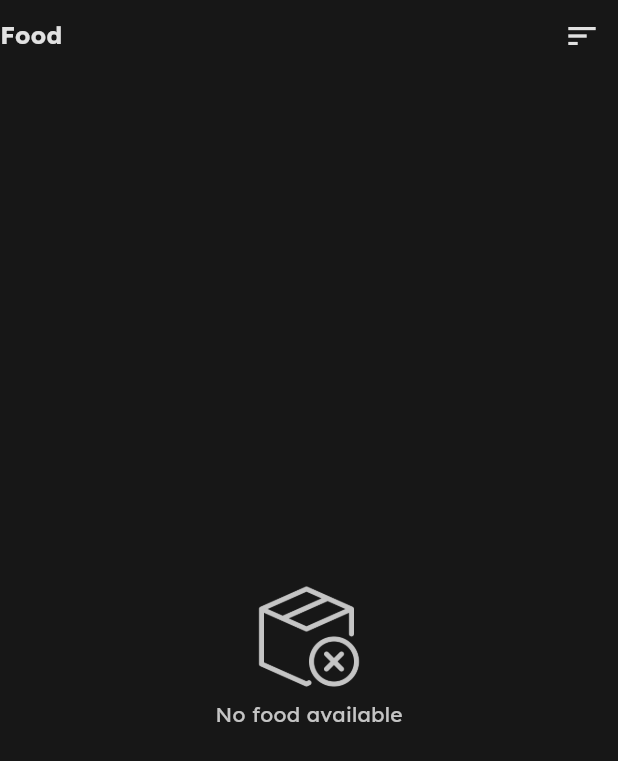
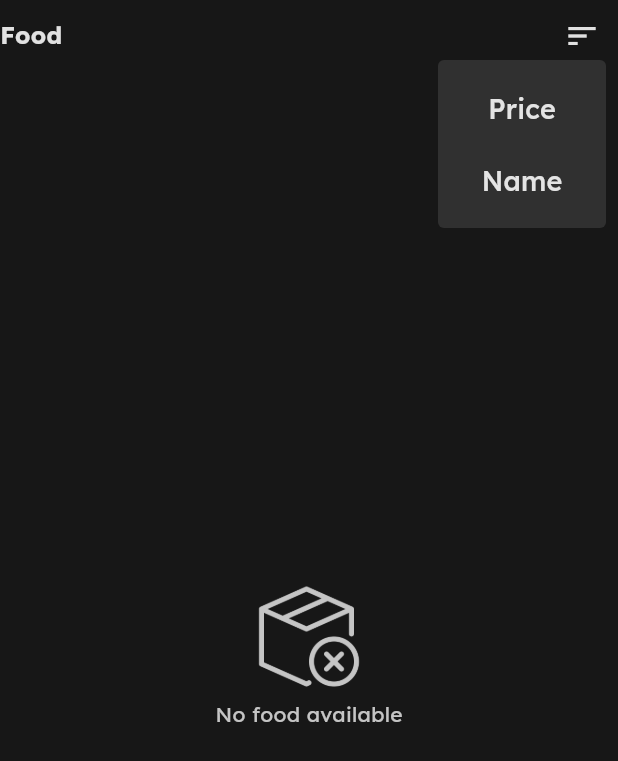
Before and after one commit to Ahmedazim7804/jc_recruit_app, a Flutter app: the FoodListWidget widget shown alone on an empty page, opened directly, after a tap on the "sort" icon, on a phone screen of 412 x 824 dp. Shown: the top 761 px of the screen. Run offline on Flutter 3.47's test engine with Material 3 defaults, Android fonts, the phone set to English and light mode, and no system bars; drawn by our look-alikes of loader_overlay; our stand-ins replace another_flushbar, awesome_snackbar_content, bloc, cloud_firestore, equatable, firebase_auth and 11 more; accounts and stored records are empty.

Commit message:
implemented sorting

```diff
--- a/lib/bloc/food/food_bloc.dart
+++ b/lib/bloc/food/food_bloc.dart
@@ -3,6 +3,7 @@ import 'package:cloud_firestore/cloud_firestore.dart';
 import 'package:jc_recruit_app/models/category.dart';
 import 'package:jc_recruit_app/models/food.dart';
 import 'package:jc_recruit_app/repositories/food_repository.dart';
+import 'package:jc_recruit_app/utils/enum.dart';
 import 'package:meta/meta.dart';
 
 part 'food_event.dart';
@@ -14,6 +15,7 @@ class FoodBloc extends Bloc<FoodEvent, FoodState> {
     on<SearchFoods>(_manageSearchFoodsEvent);
     on<FilterFoods>(_manageFilterFoodsEvent);
     on<ResetFilters>(_manageResetFilterFoodsEvent);
+    on<SortFoods>(_manageSortFoodsEvent);
   }
 
   final FoodRepository foodRepository =
@@ -22,6 +24,7 @@ class FoodBloc extends Bloc<FoodEvent, FoodState> {
   List<FoodItem> backupFood = [];
   String _searchQuery = "";
   List<String> _selectedCategoriesId = [];
+  Sort? sort;
 
   void _manageGetFoodsEvent(GetFoods event, Emitter<FoodState> emit) async {
     emit(FoodListLoading());
@@ -91,6 +94,45 @@ class FoodBloc extends Bloc<FoodEvent, FoodState> {
     filterAndEmit(emitter);
   }
 
+  void _manageSortFoodsEvent(SortFoods event, Emitter<FoodState> emit) {
+    if (state.runtimeType != FoodList) {
+      return;
+    }
+
+    if (sort == null || sort == Sort.DESCENDING) {
+      sort = Sort.ASCENDING;
+    } else {
+      sort = Sort.DESCENDING;
+    }
+
+    List<FoodItem> sortedFoods = (state as FoodList).foods;
+
+    switch (event.sortBy) {
+      case SortBy.NAME:
+        sortedFoods.sort(
+          (a, b) {
+            if (sort == Sort.ASCENDING) {
+              return a.name.toLowerCase().compareTo(b.name.toLowerCase());
+            }
+
+            return b.name.toLowerCase().compareTo(a.name.toLowerCase());
+          },
+        );
+        break;
+      case SortBy.PRICE:
+        sortedFoods.sort((a, b) {
+          if (sort == Sort.ASCENDING) {
+            return a.price.compareTo(b.price);
+          }
+
+          return b.price.compareTo(a.price);
+        });
+      default:
+    }
+
+    emit(FoodList(sortedFoods));
+  }
+
   void _manageResetFilterFoodsEvent(
       ResetFilters event, Emitter<FoodState> emit) {
     emit(FoodList(backupFood));
--- a/lib/bloc/food/food_event.dart
+++ b/lib/bloc/food/food_event.dart
@@ -17,4 +17,10 @@ final class FilterFoods extends FoodEvent {
   final List<CategoryItem> categories;
 }
 
+final class SortFoods extends FoodEvent {
+  SortFoods(this.sortBy);
+
+  final SortBy sortBy;
+}
+
 final class ResetFilters extends FoodEvent {}
--- a/lib/ui/pages/home/widgets/food_widget.dart
+++ b/lib/ui/pages/home/widgets/food_widget.dart
@@ -5,6 +5,9 @@ import 'package:jc_recruit_app/bloc/food/food_bloc.dart';
 import 'package:jc_recruit_app/models/food.dart';
 import 'package:jc_recruit_app/ui/pages/home/widgets/food_tile.dart';
 import 'package:jc_recruit_app/ui/pages/home/widgets/food_widget_shimmer.dart';
+import 'package:jc_recruit_app/ui/pages/home/widgets/sort_overlay_widget.dart';
+import 'package:jc_recruit_app/utils/enum.dart';
+import 'package:loader_overlay/loader_overlay.dart';
 import 'package:shimmer/shimmer.dart';
 
 class FoodListWidget extends StatelessWidget {
@@ -26,13 +29,39 @@ class FoodListWidget extends StatelessWidget {
                   fontWeight: FontWeight.bold,
                 ),
               ),
-              IconButton(
-                onPressed: () {},
+              PopupMenuButton<SortBy>(
                 icon: Icon(
                   Icons.sort,
                   color: Colors.white.withOpacity(0.87),
                 ),
-              ),
+                position: PopupMenuPosition.under,
+                color: const Color.fromARGB(255, 48, 48, 48),
+                elevation: 0,
+                onSelected: (value) =>
+                    context.read<FoodBloc>().add(SortFoods(value)),
+                itemBuilder: (context) => [
+                  PopupMenuItem<SortBy>(
+                      value: SortBy.PRICE,
+                      child: Center(
+                          child: Text(
+                        "Price",
+                        style: TextStyle(
+                          fontSize: 18,
+                          color: Colors.white.withOpacity(0.87),
+                        ),
+                      ))),
+                  PopupMenuItem<SortBy>(
+                      value: SortBy.NAME,
+                      child: Center(
+                          child: Text(
+                        "Name",
+                        style: TextStyle(
+                          fontSize: 18,
+                          color: Colors.white.withOpacity(0.87),
+                        ),
+                      ))),
+                ],
+              )
             ],
           ),
           Expanded(
--- a/lib/utils/enum.dart
+++ b/lib/utils/enum.dart
@@ -1,26 +1,18 @@
-// enum FoodCategory {
-//   DRINKS('drinks'),
-//   DAIRY('dairy'),
-//   FOOD('food'),
-//   MUNCHIES('munchies');
+enum SortBy {
+  NAME('name'),
+  PRICE('price');
 
-//   final String value;
-//   const FoodCategory(this.value);
+  final String value;
+  const SortBy(this.value);
+}
 
-//   static FoodCategory fromValue(String value) {
-//     if (value == 'drinks') {
-//       return FoodCategory.DRINKS;
-//     } else if (value == 'dairy') {
-//       return FoodCategory.DAIRY;
-//     } else if (value == 'food') {
-//       return FoodCategory.FOOD;
-//     } else if (value == 'munchies') {
-//       return FoodCategory.MUNCHIES;
-//     } else {
-//       throw Exception('Invalid value: $value');
-//     }
-//   }
-// }
+enum Sort {
+  ASCENDING(1),
+  DESCENDING(2);
+
+  final int value;
+  const Sort(this.value);
+}
 
 enum CartItemChange {
   ADD(1),
```
Also changed, not shown: lib/ui/pages/home/widgets/sort_overlay_widget.dart (added, +17 -0 lines).
